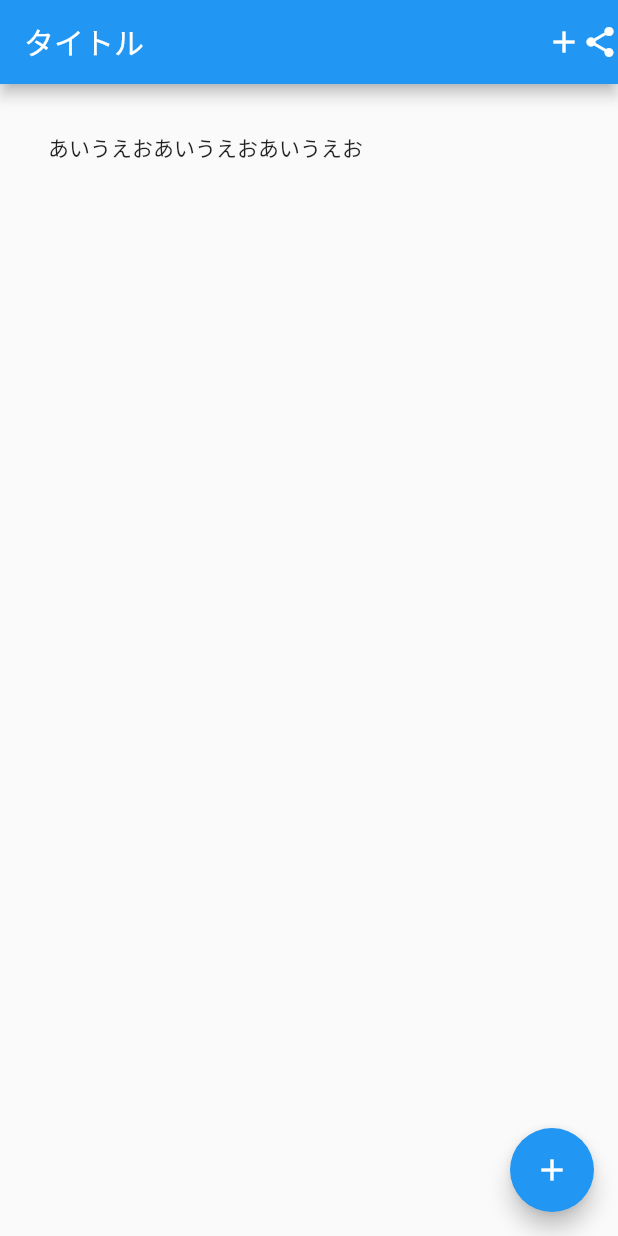
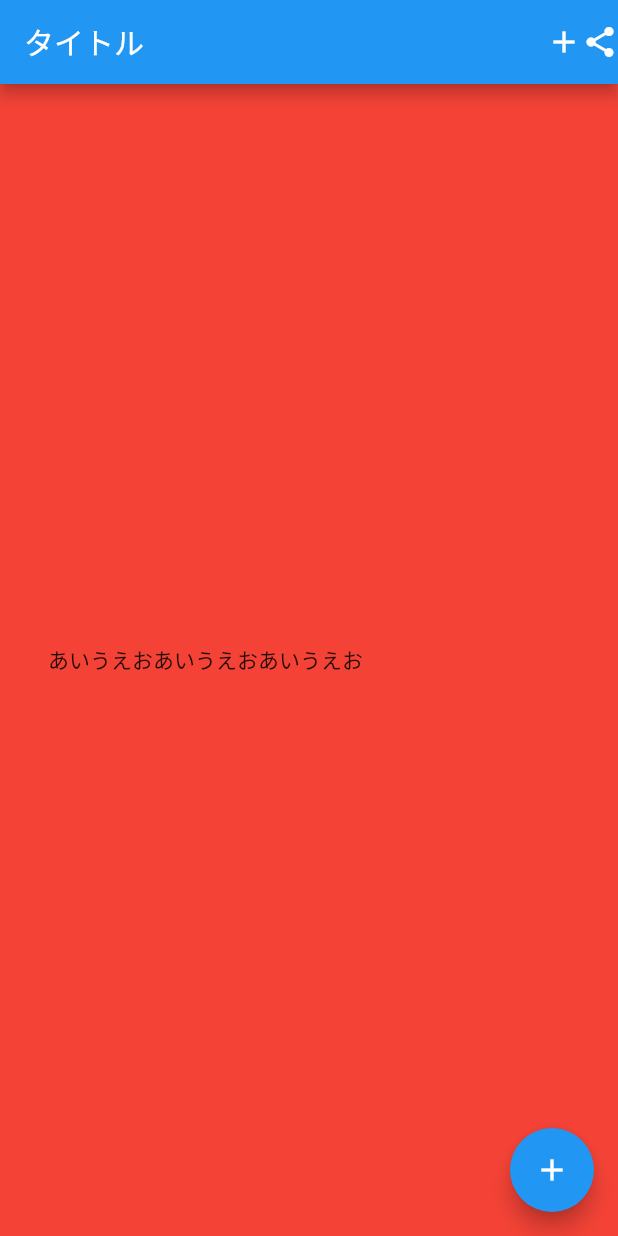
Before and after one commit to foo7print/sandbox-flutter, a Flutter app: the screen it shows after launch, on a phone screen of 412 x 824 dp. Run offline on Flutter 3.47's test engine with Material 2 defaults, Android fonts, the phone set to English and light mode, and no system bars.

Commit message:
add Container Widget

```diff
--- a/lib/main.dart
+++ b/lib/main.dart
@@ -47,7 +47,10 @@ class _MyHomePageState extends State<MyHomePage> {
           Icon(Icons.share),
         ],
       ),
-      body: Padding(
+      body: Container(
+        height: double.infinity,
+        color: Colors.red,
+        child: Padding(
           padding: const EdgeInsets.all(32.0),
           child: Row(
             children: const <Widget>[
@@ -55,6 +58,7 @@ class _MyHomePageState extends State<MyHomePage> {
             Text('あいうえお'),
             Text('あいうえお'),
           ]),
+        ),
       ),
       floatingActionButton: FloatingActionButton(
         onPressed: _incrementCounter,
```
Lines whose indentation alone changed are shown as unchanged.
